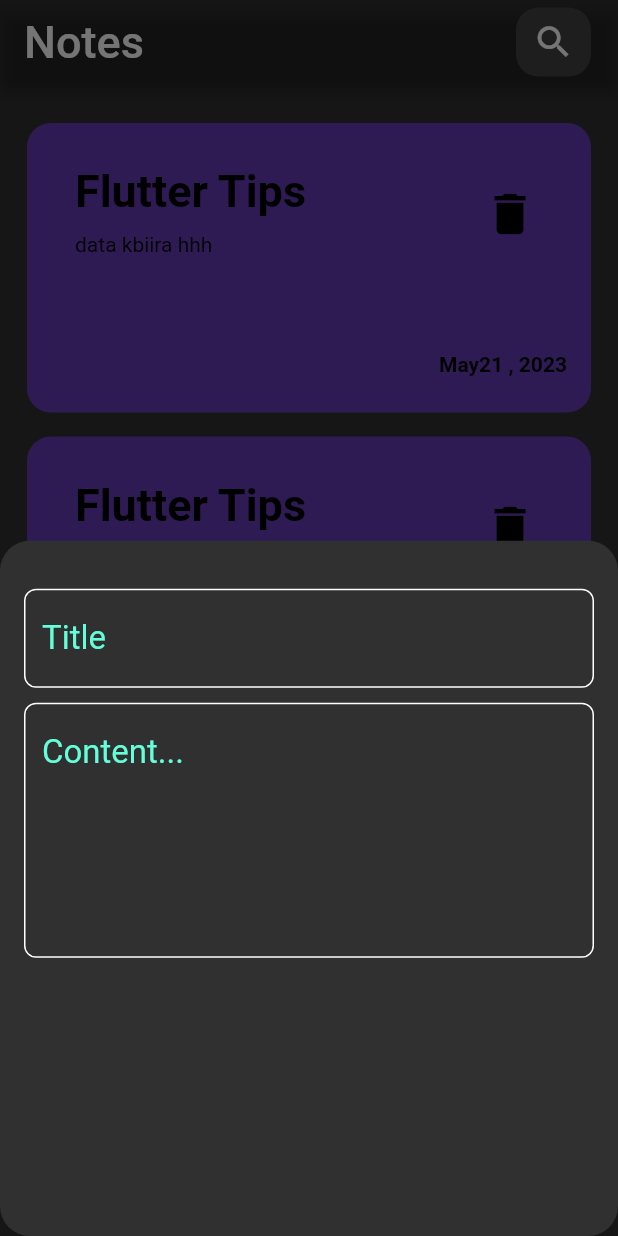
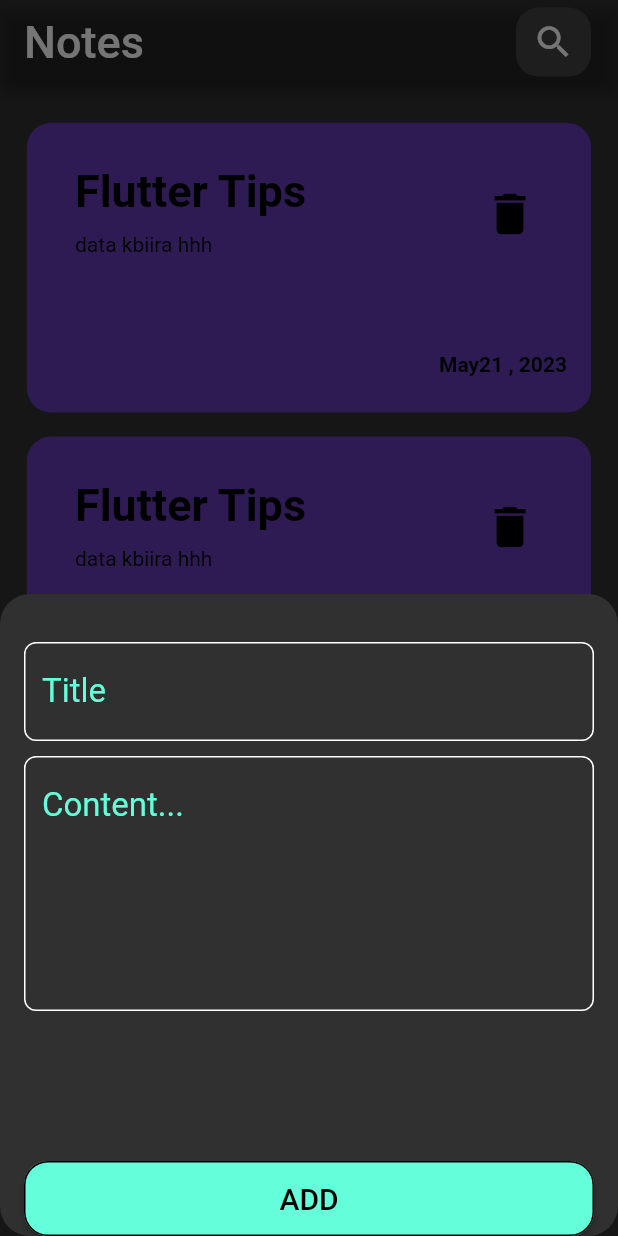
Before and after one commit to Benziane-Anis/My-Notes, a Flutter app: the screen it shows after launch, after a tap on the "add" icon, on a phone screen of 412 x 824 dp. Run offline on Flutter 3.47's test engine with Material 2 defaults, Android fonts, the phone set to English and light mode, and no system bars.

Commit message:
add button of the add not

```diff
--- a/lib/items/custom_addnote.dart
+++ b/lib/items/custom_addnote.dart
@@ -8,13 +8,26 @@ class AddNoteButtomSheet extends StatelessWidget {
   Widget build(BuildContext context) {
     return Padding(
       padding: const EdgeInsets.symmetric(horizontal: 16.0),
+      child: SingleChildScrollView(
         child: Column(
           children: [
             SizedBox(height: 32,),
             MyTexteField(hint: 'Title',maxLInes: 1),
             SizedBox(height: 10,),
             MyTexteField(hint: "Content...",maxLInes: 5),
+            SizedBox(height: 100,),
+            MaterialButton(onPressed: () {
+
+            },
+            height: 50,
+              textColor: Colors.black,
+              child: Text('ADD',style: TextStyle(fontSize: 20),),
+              color: Colors.tealAccent,
+              minWidth: MediaQuery.of(context).size.width,
+              shape: OutlineInputBorder(borderRadius: BorderRadius.circular(16)),
+            )
           ],
+        ),
       ),
     );
   }
```
Lines whose indentation alone changed are shown as unchanged.
